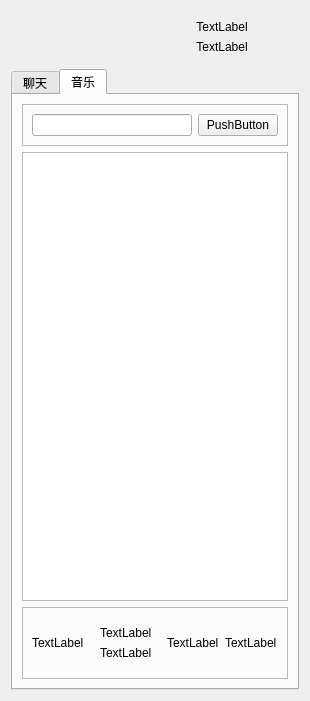
Old version of the form client/Desktop_Android/ElectromagneticDog/mainwidget.ui in the repository zhaomangang/ElectromagneticDog.
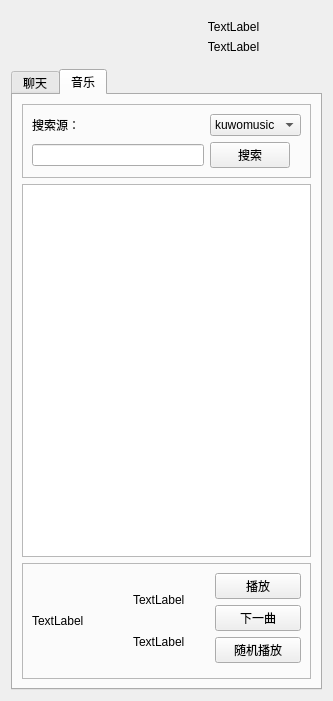
New version of the form. The open tabs and pages were chosen to show the change. Icons and pictures are not drawn.

```diff
--- a/client/Desktop_Android/ElectromagneticDog/mainwidget.ui
+++ b/client/Desktop_Android/ElectromagneticDog/mainwidget.ui
@@ -6,7 +6,7 @@
    <rect>
     <x>0</x>
     <y>0</y>
-    <width>310</width>
+    <width>333</width>
     <height>701</height>
    </rect>
   </property>
@@ -149,14 +149,40 @@
          <property name="frameShadow">
           <enum>QFrame::Raised</enum>
          </property>
-         <layout class="QHBoxLayout" name="horizontalLayout_3">
-          <item>
-           <widget class="QLineEdit" name="lineEdit"/>
+         <layout class="QGridLayout" name="gridLayout_4">
+          <item row="1" column="0">
+           <widget class="QLineEdit" name="sort_text">
+            <property name="text">
+             <string/>
+            </property>
+           </widget>
           </item>
-          <item>
+          <item row="1" column="2">
            <widget class="QPushButton" name="pushButton_3">
+            <property name="sizePolicy">
+             <sizepolicy hsizetype="Maximum" vsizetype="Fixed">
+              <horstretch>0</horstretch>
+              <verstretch>0</verstretch>
+             </sizepolicy>
+            </property>
             <property name="text">
-             <string>PushButton</string>
+             <string>搜索</string>
+            </property>
+           </widget>
+          </item>
+          <item row="0" column="2">
+           <widget class="QComboBox" name="comboBox">
+            <item>
+             <property name="text">
+              <string>kuwomusic</string>
+             </property>
+            </item>
+           </widget>
+          </item>
+          <item row="0" column="0">
+           <widget class="QLabel" name="label_2">
+            <property name="text">
+             <string>搜索源：</string>
             </property>
            </widget>
           </item>
@@ -174,15 +200,26 @@
          <property name="frameShadow">
           <enum>QFrame::Raised</enum>
          </property>
-         <layout class="QHBoxLayout" name="horizontalLayout_2">
-          <item>
+         <layout class="QGridLayout" name="gridLayout_3">
+          <item row="2" column="3">
+           <widget class="QPushButton" name="music_xunhuan">
+            <property name="text">
+             <string>随机播放</string>
+            </property>
+            <property name="icon">
+             <iconset resource="img.qrc">
+              <normaloff>:/resource/music_suiji.png</normaloff>:/resource/music_suiji.png</iconset>
+            </property>
+           </widget>
+          </item>
+          <item row="0" column="0" rowspan="4">
            <widget class="QLabel" name="label">
             <property name="text">
              <string>TextLabel</string>
             </property>
            </widget>
           </item>
-          <item>
+          <item row="0" column="1" rowspan="4">
            <widget class="QWidget" name="widget" native="true">
             <layout class="QGridLayout" name="gridLayout_2">
              <item row="0" column="1">
@@ -202,17 +239,31 @@
             </layout>
            </widget>
           </item>
-          <item>
-           <widget class="QLabel" name="label_2">
+          <item row="0" column="3">
+           <widget class="QPushButton" name="music_play">
             <property name="text">
-             <string>TextLabel</string>
+             <string>播放</string>
+            </property>
+            <property name="icon">
+             <iconset resource="img.qrc">
+              <normaloff>:/resource/music_play.png</normaloff>:/resource/music_play.png</iconset>
             </property>
            </widget>
           </item>
-          <item>
-           <widget class="QLabel" name="label_4">
+          <item row="1" column="3">
+           <widget class="QPushButton" name="music_next">
             <property name="text">
-             <string>TextLabel</string>
+             <string>下一曲</string>
+            </property>
+            <property name="icon">
+             <iconset resource="img.qrc">
+              <normaloff>:/resource/music_next.png</normaloff>:/resource/music_next.png</iconset>
+            </property>
+            <property name="iconSize">
+             <size>
+              <width>16</width>
+              <height>16</height>
+             </size>
             </property>
            </widget>
           </item>
```
Left out of the diff: 10 changed lines with no effect on the pictures.
